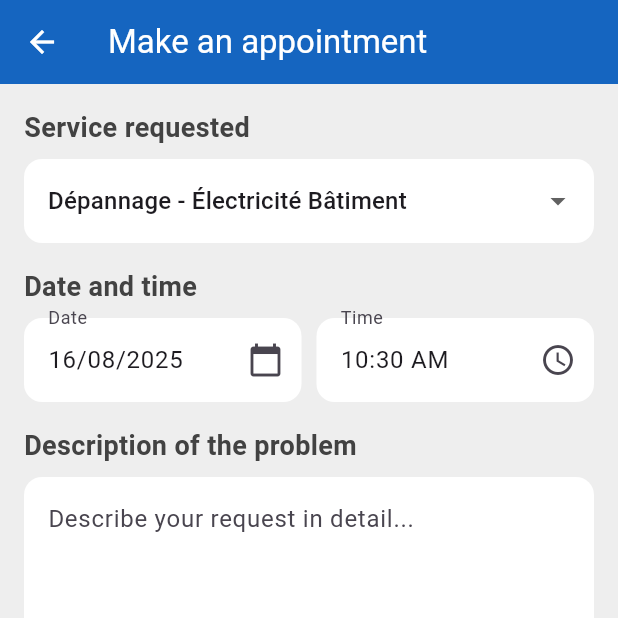
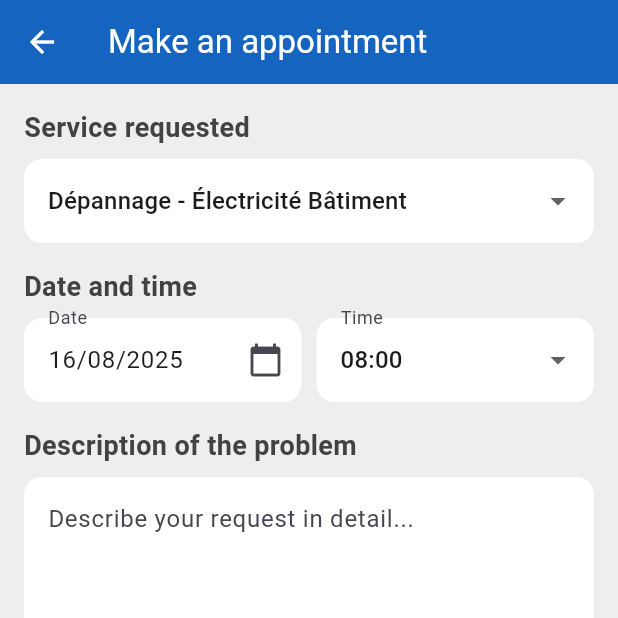
Before and after one commit to jasonemmanue/ElectricityApp, a Flutter app: the screen it shows once a user with an empty profile is signed in, after a tap on "Book Now", on a phone screen of 412 x 824 dp, the top half of it. Run offline on Flutter 3.47's test engine with Material 3 defaults, Android fonts, the phone set to English and light mode, and no system bars; our stand-ins replace cloud_firestore, easy_localization, firebase_auth, firebase_core, geolocator, scrollable_positioned_list; accounts and stored records are empty.

Commit message:
Gestion rendez-vous

```diff
--- a/lib/screens/appointment_screen.dart
+++ b/lib/screens/appointment_screen.dart
@@ -25,9 +25,12 @@ class _AppointmentScreenState extends State<AppointmentScreen> {
   ];
 
   final TextEditingController _dateController = TextEditingController();
-  final TextEditingController _timeController = TextEditingController();
   final TextEditingController _descriptionController = TextEditingController();
   final TextEditingController _addressController = TextEditingController();
+
+  String? _selectedTime;
+  List<String> _availableTimes = [];
+  final List<String> _allTimes = ['08:00', '10:00', '12:00', '14:00', '16:00'];
 
   String? _selectedPaymentMethod = 'Orange Money';
   final List<String> _paymentMethods = ['Orange Money', 'Mobile Money', 'Carte Bancaire'];
@@ -40,14 +43,21 @@ class _AppointmentScreenState extends State<AppointmentScreen> {
   void initState() {
     super.initState();
     _dateController.text = DateFormat('dd/MM/yyyy').format(DateTime.now());
+    _fetchAvailableTimes(DateTime.now());
   }
 
-  @override
-  void didChangeDependencies() {
-    super.didChangeDependencies();
-    if (_timeController.text.isEmpty) {
-      _timeController.text = TimeOfDay.now().format(context);
-    }
+  Future<void> _fetchAvailableTimes(DateTime date) async {
+    final formattedDate = DateFormat('dd/MM/yyyy').format(date);
+    final snapshot = await FirebaseFirestore.instance
+        .collection('appointments')
+        .where('date', isEqualTo: formattedDate)
+        .get();
+
+    final bookedTimes = snapshot.docs.map((doc) => doc['time'] as String).toList();
+    setState(() {
+      _availableTimes = _allTimes.where((time) => !bookedTimes.contains(time)).toList();
+      _selectedTime = _availableTimes.isNotEmpty ? _availableTimes.first : null;
+    });
   }
 
   Future<void> _selectDate(BuildContext context) async {
@@ -62,18 +72,7 @@ class _AppointmentScreenState extends State<AppointmentScreen> {
       setState(() {
         _dateController.text = DateFormat('dd/MM/yyyy').format(picked);
       });
-    }
-  }
-
-  Future<void> _selectTime(BuildContext context) async {
-    final TimeOfDay? picked = await showTimePicker(
-      context: context,
-      initialTime: TimeOfDay.now(),
-    );
-    if (picked != null) {
-      setState(() {
-        _timeController.text = picked.format(context);
-      });
+      await _fetchAvailableTimes(picked);
     }
   }
 
@@ -100,7 +99,8 @@ class _AppointmentScreenState extends State<AppointmentScreen> {
 
     if (permission == LocationPermission.deniedForever) {
       ScaffoldMessenger.of(context).showSnackBar(const SnackBar(
-          content: Text('Les autorisations de localisation sont refusées de manière permanente, nous ne pouvons pas demander les autorisations.')));
+          content: Text(
+              'Les autorisations de localisation sont refusées de manière permanente, nous ne pouvons pas demander les autorisations.')));
       return;
     }
 
@@ -119,13 +119,19 @@ class _AppointmentScreenState extends State<AppointmentScreen> {
         );
         return;
       }
+      if (_selectedTime == null) {
+        ScaffoldMessenger.of(context).showSnackBar(
+          const SnackBar(content: Text('Aucun créneau disponible pour cette date.')),
+        );
+        return;
+      }
 
       await FirebaseFirestore.instance.collection('appointments').add({
         'userId': user.uid,
         'userEmail': user.email,
         'service': _selectedService,
         'date': _dateController.text,
-        'time': _timeController.text,
+        'time': _selectedTime,
         'description': _descriptionController.text,
         'address': _addressController.text,
         'createdAt': Timestamp.now(),
@@ -178,7 +184,7 @@ class _AppointmentScreenState extends State<AppointmentScreen> {
                   children: [
                     Expanded(child: _buildDateField()),
                     const SizedBox(width: 10),
-                    Expanded(child: _buildTimeField()),
+                    Expanded(child: _buildTimeDropdown()),
                   ],
                 ),
                 const SizedBox(height: 16),
@@ -252,7 +258,9 @@ class _AppointmentScreenState extends State<AppointmentScreen> {
       decoration: InputDecoration(
         filled: true,
         fillColor: Colors.white,
-        border: OutlineInputBorder(borderRadius: BorderRadius.circular(12.0), borderSide: BorderSide.none),
+        border: OutlineInputBorder(
+            borderRadius: BorderRadius.circular(12.0),
+            borderSide: BorderSide.none),
       ),
       onChanged: (String? newValue) {
         setState(() {
@@ -276,25 +284,39 @@ class _AppointmentScreenState extends State<AppointmentScreen> {
         labelText: 'date'.tr(),
         filled: true,
         fillColor: Colors.white,
-        border: OutlineInputBorder(borderRadius: BorderRadius.circular(12.0), borderSide: BorderSide.none),
+        border: OutlineInputBorder(
+            borderRadius: BorderRadius.circular(12.0),
+            borderSide: BorderSide.none),
         suffixIcon: const Icon(Icons.calendar_today),
       ),
       onTap: () => _selectDate(context),
     );
   }
 
-  Widget _buildTimeField() {
-    return TextFormField(
-      controller: _timeController,
-      readOnly: true,
+  Widget _buildTimeDropdown() {
+    return DropdownButtonFormField<String>(
+      value: _selectedTime,
       decoration: InputDecoration(
         labelText: 'time'.tr(),
         filled: true,
         fillColor: Colors.white,
-        border: OutlineInputBorder(borderRadius: BorderRadius.circular(12.0), borderSide: BorderSide.none),
-        suffixIcon: const Icon(Icons.access_time),
+        border: OutlineInputBorder(
+          borderRadius: BorderRadius.circular(12.0),
+          borderSide: BorderSide.none,
+        ),
       ),
-      onTap: () => _selectTime(context),
+      onChanged: (String? newValue) {
+        setState(() {
+          _selectedTime = newValue;
+        });
+      },
+      items: _availableTimes.map<DropdownMenuItem<String>>((String value) {
+        return DropdownMenuItem<String>(
+          value: value,
+          child: Text(value),
+        );
+      }).toList(),
+      hint: Text(_availableTimes.isEmpty ? 'Aucun créneau' : 'Sélectionner'),
     );
   }
 
@@ -306,9 +328,12 @@ class _AppointmentScreenState extends State<AppointmentScreen> {
         hintText: 'describeRequest'.tr(),
         filled: true,
         fillColor: Colors.white,
-        border: OutlineInputBorder(borderRadius: BorderRadius.circular(12.0), borderSide: BorderSide.none),
+        border: OutlineInputBorder(
+            borderRadius: BorderRadius.circular(12.0),
+            borderSide: BorderSide.none),
       ),
-      validator: (value) => value!.trim().isEmpty ? 'pleaseDescribeProblem'.tr() : null,
+      validator: (value) =>
+      value!.trim().isEmpty ? 'pleaseDescribeProblem'.tr() : null,
     );
   }
 
@@ -319,9 +344,12 @@ class _AppointmentScreenState extends State<AppointmentScreen> {
         hintText: 'yourFullAddress'.tr(),
         filled: true,
         fillColor: Colors.white,
-        border: OutlineInputBorder(borderRadius: BorderRadius.circular(12.0), borderSide: BorderSide.none),
+        border: OutlineInputBorder(
+            borderRadius: BorderRadius.circular(12.0),
+            borderSide: BorderSide.none),
       ),
-      validator: (value) => value!.trim().isEmpty ? 'pleaseEnterAddress'.tr() : null,
+      validator: (value) =>
+      value!.trim().isEmpty ? 'pleaseEnterAddress'.tr() : null,
     );
   }
 
@@ -332,12 +360,18 @@ class _AppointmentScreenState extends State<AppointmentScreen> {
         labelText: 'paymentMethod'.tr(),
         filled: true,
         fillColor: Colors.white,
-        border: OutlineInputBorder(borderRadius: BorderRadius.circular(12.0), borderSide: BorderSide.none),
+        border: OutlineInputBorder(
+            borderRadius: BorderRadius.circular(12.0),
+            borderSide: BorderSide.none),
       ),
       onChanged: (String? newValue) {
-        setState(() { _selectedPaymentMethod = newValue; });
+        setState(() {
+          _selectedPaymentMethod = newValue;
+        });
       },
-      items: _paymentMethods.map((method) => DropdownMenuItem(value: method, child: Text(method))).toList(),
+      items: _paymentMethods
+          .map((method) => DropdownMenuItem(value: method, child: Text(method)))
+          .toList(),
     );
   }
 
@@ -348,7 +382,9 @@ class _AppointmentScreenState extends State<AppointmentScreen> {
         labelText: 'totalAmount'.tr(),
         filled: true,
         fillColor: Colors.white,
-        border: OutlineInputBorder(borderRadius: BorderRadius.circular(12.0), borderSide: BorderSide.none),
+        border: OutlineInputBorder(
+            borderRadius: BorderRadius.circular(12.0),
+            borderSide: BorderSide.none),
       ),
       keyboardType: TextInputType.number,
       validator: (value) => value!.isEmpty ? 'required'.tr() : null,
@@ -362,7 +398,9 @@ class _AppointmentScreenState extends State<AppointmentScreen> {
         labelText: 'advanceAmount'.tr(),
         filled: true,
         fillColor: Colors.white,
-        border: OutlineInputBorder(borderRadius: BorderRadius.circular(12.0), borderSide: BorderSide.none),
+        border: OutlineInputBorder(
+            borderRadius: BorderRadius.circular(12.0),
+            borderSide: BorderSide.none),
       ),
       keyboardType: TextInputType.number,
       validator: (value) => value!.isEmpty ? 'required'.tr() : null,
@@ -390,7 +428,6 @@ class _AppointmentScreenState extends State<AppointmentScreen> {
   @override
   void dispose() {
     _dateController.dispose();
-    _timeController.dispose();
     _descriptionController.dispose();
     _addressController.dispose();
     _totalAmountController.dispose();
```
Also changed, not shown: lib/screens/appointments_history_screen.dart (+40 -7 lines), lib/main.dart (line endings or trailing spaces).
